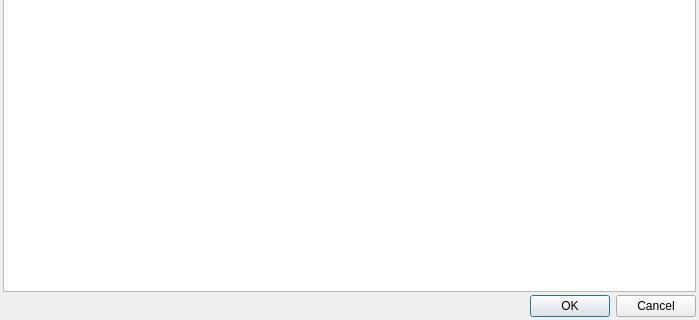
First picture: the form in src/GSvar/GapDialog.ui, repository imgag/ngs-bits, before the edit; both pictures show x 0 to 699 and y 330 to 650 of the 699 by 650 pixel window.
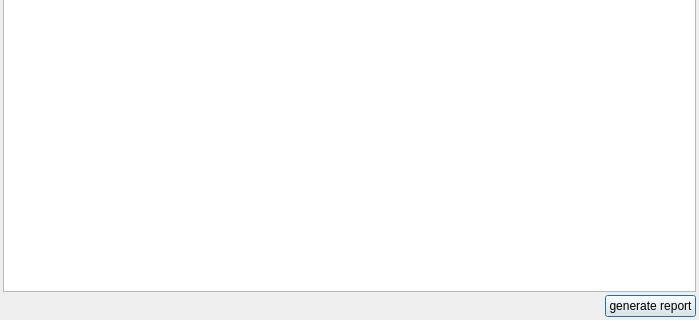
Second picture: the form after the edit.

Commit message: GSvar: gap report shows overall and ccds+-5 statistics separately

Patch:
```diff
--- a/src/GSvar/GapDialog.ui
+++ b/src/GSvar/GapDialog.ui
@@ -150,14 +150,28 @@
     </widget>
    </item>
    <item>
-    <widget class="QDialogButtonBox" name="buttonBox">
-     <property name="orientation">
-      <enum>Qt::Horizontal</enum>
-     </property>
-     <property name="standardButtons">
-      <set>QDialogButtonBox::Cancel|QDialogButtonBox::Ok</set>
-     </property>
-    </widget>
+    <layout class="QHBoxLayout" name="horizontalLayout_2">
+     <item>
+      <spacer name="horizontalSpacer">
+       <property name="orientation">
+        <enum>Qt::Horizontal</enum>
+       </property>
+       <property name="sizeHint" stdset="0">
+        <size>
+         <width>40</width>
+         <height>20</height>
+        </size>
+       </property>
+      </spacer>
+     </item>
+     <item>
+      <widget class="QPushButton" name="report_btn">
+       <property name="text">
+        <string>generate report</string>
+       </property>
+      </widget>
+     </item>
+    </layout>
    </item>
   </layout>
  </widget>
```
Left out of the diff: 28 changed lines with no effect on the pictures. The commit also changes 4 other files.
